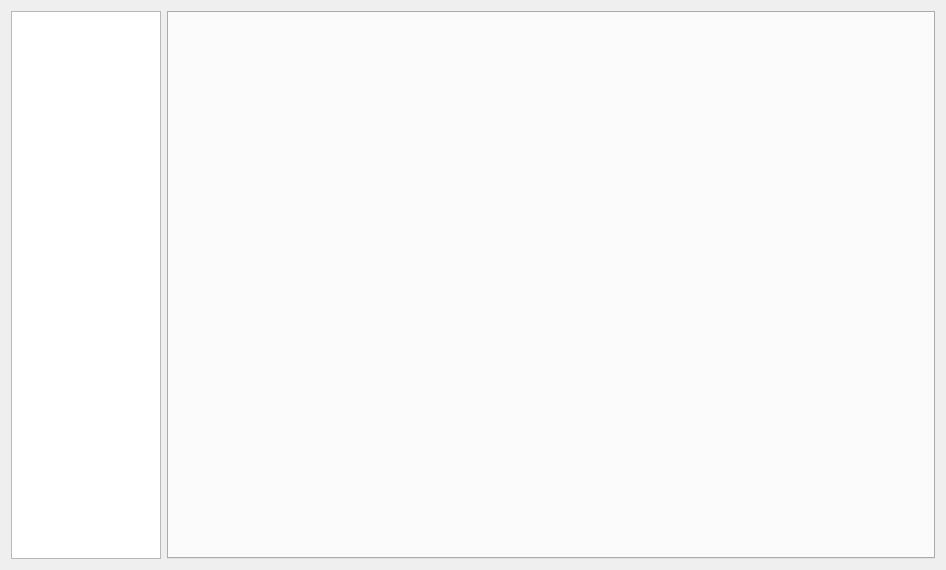
Before: the Qt Designer form interface/interfacedialog.ui in ThFeneuil/KholloAutoQt, drawn with Qt 5.
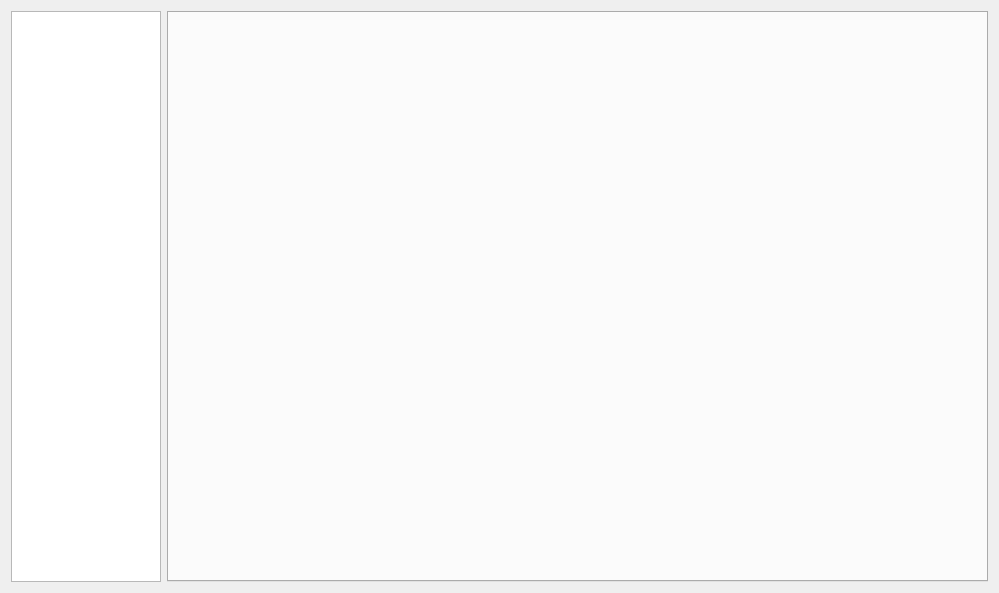
After: the same form once the commit is applied.

Commit message: [Bug] Ajout sélection - Interface

Patch:
```diff
--- a/interface/interfacedialog.ui
+++ b/interface/interfacedialog.ui
@@ -6,8 +6,8 @@
    <rect>
     <x>0</x>
     <y>0</y>
-    <width>946</width>
-    <height>570</height>
+    <width>999</width>
+    <height>593</height>
    </rect>
   </property>
   <property name="windowTitle">
```
The commit also changes 7 other files.
